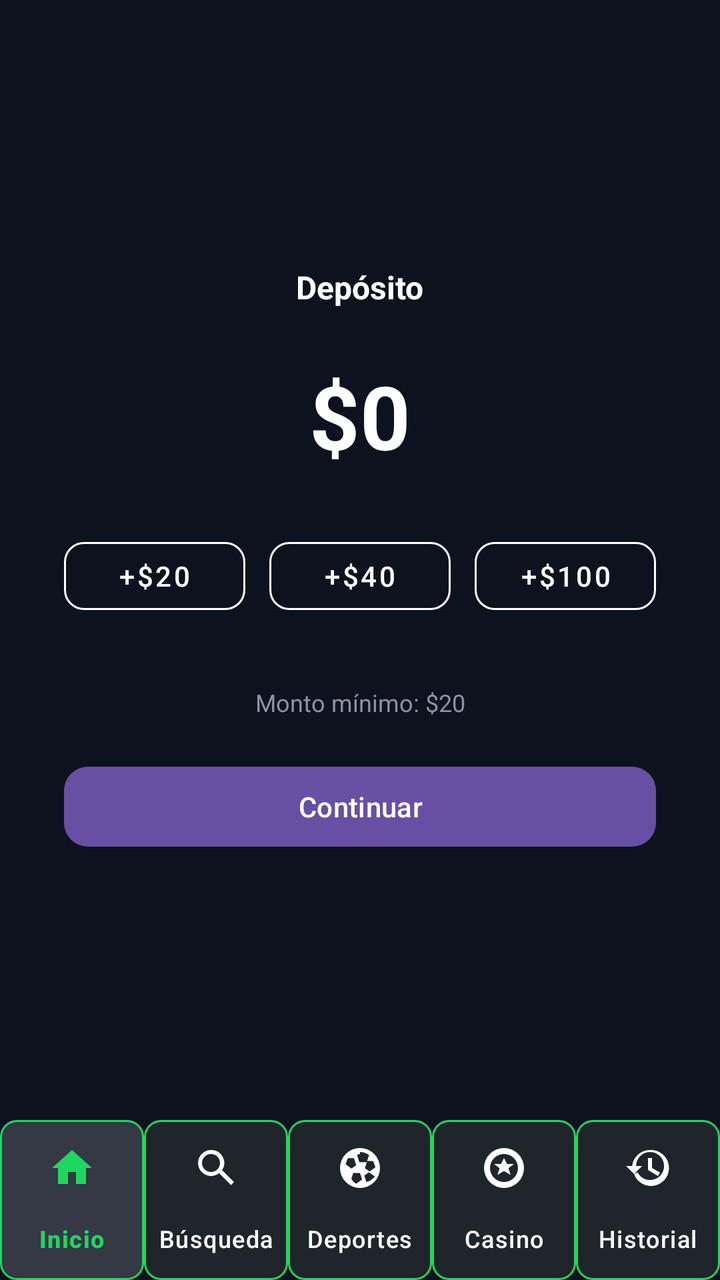
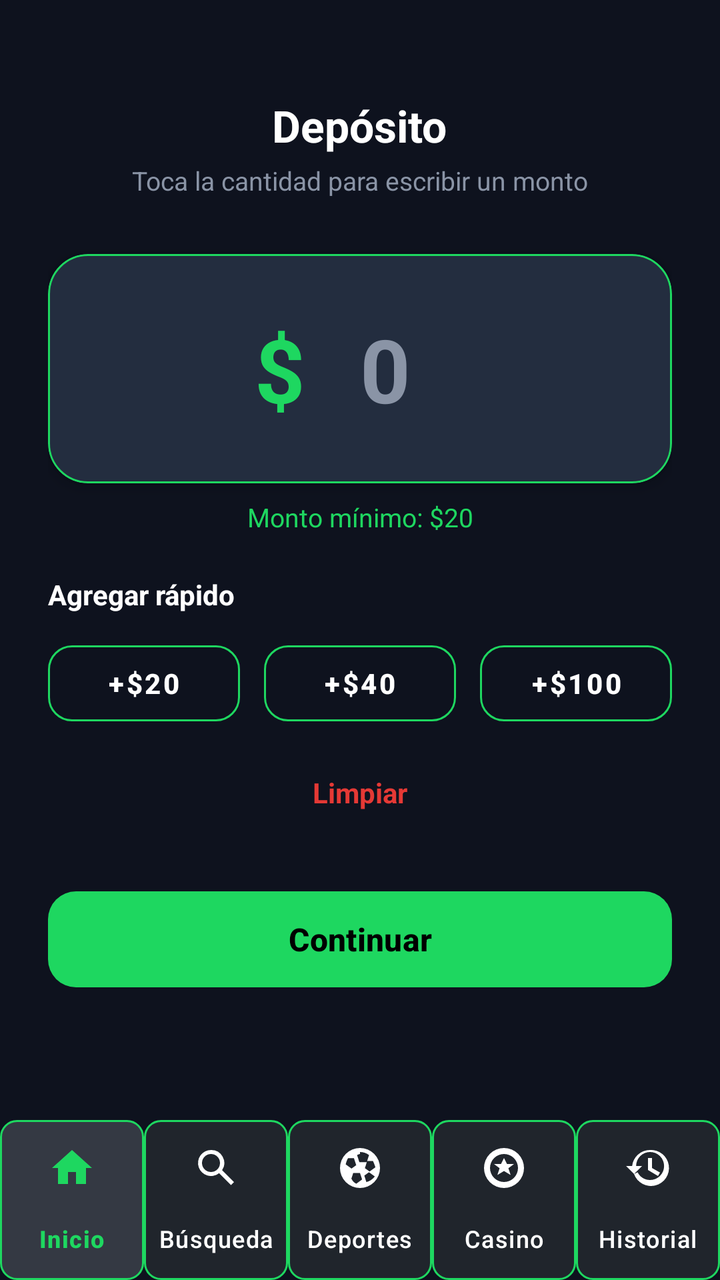

Before-and-after screenshots of an Android layout around one commit, followed by the original layout XML and the change that was made.
<!-- AndroidManifest.xml: application theme Theme.UDBET -->
<!-- res/layout/activity_monto.xml -->
<?xml version="1.0" encoding="utf-8"?>
<androidx.constraintlayout.widget.ConstraintLayout
    xmlns:android="http://schemas.android.com/apk/res/android"
    xmlns:app="http://schemas.android.com/apk/res-auto"
    android:layout_width="match_parent"
    android:layout_height="match_parent"
    android:background="@color/DarkBlue"
    android:fitsSystemWindows="true">

    <LinearLayout
        android:layout_width="0dp"
        android:layout_height="0dp"
        android:orientation="vertical"
        android:gravity="center"
        android:padding="32dp"
        app:layout_constraintTop_toTopOf="parent"
        app:layout_constraintBottom_toTopOf="@id/bottomNavigationMonto"
        app:layout_constraintStart_toStartOf="parent"
        app:layout_constraintEnd_toEndOf="parent">

        <TextView
            android:id="@+id/txtMontoTitulo"
            android:layout_width="wrap_content"
            android:layout_height="wrap_content"
            android:text="Depósito"
            android:textColor="@color/white"
            android:textSize="16sp"
            android:textStyle="bold"
            android:layout_marginBottom="24dp" />

        <TextView
            android:id="@+id/txtMonto"
            android:layout_width="wrap_content"
            android:layout_height="wrap_content"
            android:text="$0"
            android:textColor="@color/white"
            android:textSize="44sp"
            android:textStyle="bold"
            android:layout_marginBottom="28dp" />

        <LinearLayout
            android:layout_width="match_parent"
            android:layout_height="wrap_content"
            android:orientation="horizontal"
            android:layout_marginBottom="32dp">

            <com.google.android.material.button.MaterialButton
                android:id="@+id/btnMas20"
                style="@style/Widget.MaterialComponents.Button.OutlinedButton"
                android:layout_width="0dp"
                android:layout_height="46dp"
                android:layout_weight="1"
                android:layout_marginEnd="6dp"
                android:text="+$20"
                android:textColor="@color/white"
                app:strokeColor="@color/white"
                app:cornerRadius="10dp" />

            <com.google.android.material.button.MaterialButton
                android:id="@+id/btnMas40"
                style="@style/Widget.MaterialComponents.Button.OutlinedButton"
                android:layout_width="0dp"
                android:layout_height="46dp"
                android:layout_weight="1"
                android:layout_marginHorizontal="6dp"
                android:text="+$40"
                android:textColor="@color/white"
                app:strokeColor="@color/white"
                app:cornerRadius="10dp" />

            <com.google.android.material.button.MaterialButton
                android:id="@+id/btnMas100"
                style="@style/Widget.MaterialComponents.Button.OutlinedButton"
                android:layout_width="0dp"
                android:layout_height="46dp"
                android:layout_weight="1"
                android:layout_marginStart="6dp"
                android:text="+$100"
                android:textColor="@color/white"
                app:strokeColor="@color/white"
                app:cornerRadius="10dp" />
        </LinearLayout>

        <TextView
            android:layout_width="match_parent"
            android:layout_height="wrap_content"
            android:text="Monto mínimo: $20"
            android:textColor="@color/TextHint"
            android:textSize="12sp"
            android:gravity="center"
            android:layout_marginBottom="20dp" />

        <com.google.android.material.button.MaterialButton
            android:id="@+id/btnContinuarMonto"
            android:layout_width="match_parent"
            android:layout_height="wrap_content"
            android:text="Continuar"
            app:cornerRadius="12dp" />

    </LinearLayout>

    <com.google.android.material.bottomnavigation.BottomNavigationView
        android:id="@+id/bottomNavigationMonto"
        android:layout_width="0dp"
        android:layout_height="wrap_content"
        android:background="@color/DarkBlue"
        android:elevation="8dp"
        app:itemBackground="@drawable/nav_item_background"
        app:itemIconTint="@color/nav_item_color"
        app:itemTextColor="@color/nav_item_color"
        app:itemRippleColor="@android:color/transparent"
        app:itemHorizontalTranslationEnabled="false"
        app:labelVisibilityMode="labeled"
        app:menu="@menu/bottom_nav_menu"
        app:layout_constraintBottom_toBottomOf="parent"
        app:layout_constraintStart_toStartOf="parent"
        app:layout_constraintEnd_toEndOf="parent" />

</androidx.constraintlayout.widget.ConstraintLayout>
<!-- resources referenced by this layout -->
<resources>
  <color name="DarkBlue">#0E121E</color>
  <color name="TextHint">#8A94A6</color>
  <color name="white">#FFFFFFFF</color>
  <!-- drawable nav_item_background (drawable) -->
  <?xml version="1.0" encoding="utf-8"?>
  <selector xmlns:android="http://schemas.android.com/apk/res/android">
  
      
      <item android:state_checked="true">
  
          <shape android:shape="rectangle">
  
              <solid android:color="#343943" />
  
              <stroke
                  android:width="1dp"
                  android:color="@color/Green" />
  
              <corners android:radius="8dp" />
  
          </shape>
  
      </item>
  
      
      <item>
  
          <shape android:shape="rectangle">
  
              <solid android:color="#20252C" />
  
              <stroke
                  android:width="1dp"
                  android:color="@color/Green" />
  
              <corners android:radius="8dp" />
  
          </shape>
  
      </item>
  
  </selector>
  <style name="Theme.UDBET" parent="Base.Theme.UDBET">
          <item name="android:textColorPrimary">@color/white</item>
          <item name="android:textColorSecondary">@color/Green</item>
      </style>
  <color name="Green">#1ED760</color>
  <style name="Base.Theme.UDBET" parent="Theme.Material3.DayNight.NoActionBar">
          <item name="android:windowLightStatusBar">true</item>
          <item name="android:statusBarColor">@color/DarkBlue</item>
      </style>
</resources>

<!-- the commit's change to res/layout/activity_monto.xml (unified diff, before → after) -->
@@ -7,97 +7,183 @@
     android:background="@color/DarkBlue"
     android:fitsSystemWindows="true">
 
-    <LinearLayout
+    <androidx.core.widget.NestedScrollView
         android:layout_width="0dp"
         android:layout_height="0dp"
-        android:orientation="vertical"
-        android:gravity="center"
-        android:padding="32dp"
+        android:fillViewport="true"
+        android:clipToPadding="false"
         app:layout_constraintTop_toTopOf="parent"
         app:layout_constraintBottom_toTopOf="@id/bottomNavigationMonto"
         app:layout_constraintStart_toStartOf="parent"
         app:layout_constraintEnd_toEndOf="parent">
 
-        <TextView
-            android:id="@+id/txtMontoTitulo"
-            android:layout_width="wrap_content"
-            android:layout_height="wrap_content"
-            android:text="Depósito"
-            android:textColor="@color/white"
-            android:textSize="16sp"
-            android:textStyle="bold"
-            android:layout_marginBottom="24dp" />
-
-        <TextView
-            android:id="@+id/txtMonto"
-            android:layout_width="wrap_content"
-            android:layout_height="wrap_content"
-            android:text="$0"
-            android:textColor="@color/white"
-            android:textSize="44sp"
-            android:textStyle="bold"
-            android:layout_marginBottom="28dp" />
-
         <LinearLayout
             android:layout_width="match_parent"
             android:layout_height="wrap_content"
-            android:orientation="horizontal"
-            android:layout_marginBottom="32dp">
+            android:orientation="vertical"
+            android:gravity="center_horizontal"
+            android:padding="24dp">
+
+            <TextView
+                android:id="@+id/txtMontoTitulo"
+                android:layout_width="wrap_content"
+                android:layout_height="wrap_content"
+                android:layout_marginTop="24dp"
+                android:text="Depósito"
+                android:textColor="@color/white"
+                android:textSize="22sp"
+                android:textStyle="bold" />
+
+            <TextView
+                android:layout_width="wrap_content"
+                android:layout_height="wrap_content"
+                android:layout_marginTop="4dp"
+                android:layout_marginBottom="28dp"
+                android:text="Toca la cantidad para escribir un monto"
+                android:textColor="@color/TextHint"
+                android:textSize="13sp" />
+
+            
+            <com.google.android.material.card.MaterialCardView
+                android:id="@+id/cardMonto"
+                android:layout_width="match_parent"
+                android:layout_height="wrap_content"
+                android:layout_marginBottom="8dp"
+                app:cardBackgroundColor="@color/CardBackground"
+                app:cardCornerRadius="20dp"
+                app:cardElevation="4dp"
+                app:strokeColor="@color/Green"
+                app:strokeWidth="1dp">
+
+                <LinearLayout
+                    android:layout_width="match_parent"
+                    android:layout_height="wrap_content"
+                    android:gravity="center"
+                    android:orientation="horizontal"
+                    android:paddingHorizontal="20dp"
+                    android:paddingVertical="28dp">
+
+                    <TextView
+                        android:layout_width="wrap_content"
+                        android:layout_height="wrap_content"
+                        android:text="$"
+                        android:textColor="@color/Green"
+                        android:textSize="44sp"
+                        android:textStyle="bold" />
+
+                    <EditText
+                        android:id="@+id/editMonto"
+                        android:layout_width="wrap_content"
+                        android:layout_height="wrap_content"
+                        android:minWidth="80dp"
+                        android:background="@null"
+                        android:gravity="center"
+                        android:hint="0"
+                        android:imeOptions="actionDone"
+                        android:importantForAutofill="no"
+                        android:inputType="numberDecimal"
+                        android:maxLength="9"
+                        android:padding="0dp"
+                        android:textColor="@color/white"
+                        android:textColorHint="@color/TextHint"
+                        android:textCursorDrawable="@null"
+                        android:textSize="44sp"
+                        android:textStyle="bold" />
+                </LinearLayout>
+            </com.google.android.material.card.MaterialCardView>
+
+            
+            <TextView
+                android:id="@+id/txtErrorMonto"
+                android:layout_width="match_parent"
+                android:layout_height="wrap_content"
+                android:layout_marginBottom="20dp"
+                android:gravity="center"
+                android:minHeight="18dp"
+                android:text="Monto mínimo: $20"
+                android:textColor="@color/GreenAccent"
+                android:textSize="13sp" />
+
+            <TextView
+                android:layout_width="match_parent"
+                android:layout_height="wrap_content"
+                android:layout_marginBottom="10dp"
+                android:text="Agregar rápido"
+                android:textColor="@color/white"
+                android:textSize="14sp"
+                android:textStyle="bold" />
+
+            <LinearLayout
+                android:layout_width="match_parent"
+                android:layout_height="wrap_content"
+                android:layout_marginBottom="12dp"
+                android:orientation="horizontal">
+
+                <com.google.android.material.button.MaterialButton
+                    android:id="@+id/btnMas20"
+                    style="@style/Widget.MaterialComponents.Button.OutlinedButton"
+                    android:layout_width="0dp"
+                    android:layout_height="50dp"
+                    android:layout_marginEnd="6dp"
+                    android:layout_weight="1"
+                    android:text="+$20"
+                    android:textColor="@color/white"
+                    android:textStyle="bold"
+                    app:cornerRadius="12dp"
+                    app:strokeColor="@color/Green" />
+
+                <com.google.android.material.button.MaterialButton
+                    android:id="@+id/btnMas40"
+                    style="@style/Widget.MaterialComponents.Button.OutlinedButton"
+                    android:layout_width="0dp"
+                    android:layout_height="50dp"
+                    android:layout_marginHorizontal="6dp"
+                    android:layout_weight="1"
+                    android:text="+$40"
+                    android:textColor="@color/white"
+                    android:textStyle="bold"
+                    app:cornerRadius="12dp"
+                    app:strokeColor="@color/Green" />
+
+                <com.google.android.material.button.MaterialButton
+                    android:id="@+id/btnMas100"
+                    style="@style/Widget.MaterialComponents.Button.OutlinedButton"
+                    android:layout_width="0dp"
+                    android:layout_height="50dp"
+                    android:layout_marginStart="6dp"
+                    android:layout_weight="1"
+                    android:text="+$100"
+                    android:textColor="@color/white"
+                    android:textStyle="bold"
+                    app:cornerRadius="12dp"
+                    app:strokeColor="@color/Green" />
+            </LinearLayout>
+
+            <TextView
+                android:id="@+id/btnLimpiarMonto"
+                android:layout_width="wrap_content"
+                android:layout_height="wrap_content"
+                android:layout_gravity="center_horizontal"
+                android:layout_marginBottom="28dp"
+                android:padding="8dp"
+                android:text="Limpiar"
+                android:textColor="#E53935"
+                android:textStyle="bold" />
 
             <com.google.android.material.button.MaterialButton
-                android:id="@+id/btnMas20"
-                style="@style/Widget.MaterialComponents.Button.OutlinedButton"
-                android:layout_width="0dp"
-                android:layout_height="46dp"
-                android:layout_weight="1"
-                android:layout_marginEnd="6dp"
-                android:text="+$20"
-                android:textColor="@color/white"
-                app:strokeColor="@color/white"
-                app:cornerRadius="10dp" />
-
-            <com.google.android.material.button.MaterialButton
-                android:id="@+id/btnMas40"
-                style="@style/Widget.MaterialComponents.Button.OutlinedButton"
-                android:layout_width="0dp"
-                android:layout_height="46dp"
-                android:layout_weight="1"
-                android:layout_marginHorizontal="6dp"
-                android:text="+$40"
-                android:textColor="@color/white"
-                app:strokeColor="@color/white"
-                app:cornerRadius="10dp" />
-
-            <com.google.android.material.button.MaterialButton
-                android:id="@+id/btnMas100"
-                style="@style/Widget.MaterialComponents.Button.OutlinedButton"
-                android:layout_width="0dp"
-                android:layout_height="46dp"
-                android:layout_weight="1"
-                android:layout_marginStart="6dp"
-                android:text="+$100"
-                android:textColor="@color/white"
-                app:strokeColor="@color/white"
-                app:cornerRadius="10dp" />
+                android:id="@+id/btnContinuarMonto"
+                android:layout_width="match_parent"
+                android:layout_height="56dp"
+                android:enabled="false"
+                android:text="Continuar"
+                android:textColor="@android:color/black"
+                android:textSize="16sp"
+                android:textStyle="bold"
+                app:backgroundTint="@color/Green"
+                app:cornerRadius="14dp" />
+
         </LinearLayout>
-
-        <TextView
-            android:layout_width="match_parent"
-            android:layout_height="wrap_content"
-            android:text="Monto mínimo: $20"
-            android:textColor="@color/TextHint"
-            android:textSize="12sp"
-            android:gravity="center"
-            android:layout_marginBottom="20dp" />
-
-        <com.google.android.material.button.MaterialButton
-            android:id="@+id/btnContinuarMonto"
-            android:layout_width="match_parent"
-            android:layout_height="wrap_content"
-            android:text="Continuar"
-            app:cornerRadius="12dp" />
-
-    </LinearLayout>
+    </androidx.core.widget.NestedScrollView>
 
     <com.google.android.material.bottomnavigation.BottomNavigationView
         android:id="@+id/bottomNavigationMonto"
<!-- resource entries referenced after the edit -->
@@ -1,5 +1,6 @@
 <!-- resources referenced by this layout -->
 <resources>
+  <color name="CardBackground">#232D3F</color>
   <color name="DarkBlue">#0E121E</color>
   <color name="TextHint">#8A94A6</color>
   <color name="white">#FFFFFFFF</color>
@@ -47,6 +48,7 @@
           <item name="android:textColorSecondary">@color/Green</item>
       </style>
   <color name="Green">#1ED760</color>
+  <color name="GreenAccent">#1ED760</color>
   <style name="Base.Theme.UDBET" parent="Theme.Material3.DayNight.NoActionBar">
           <item name="android:windowLightStatusBar">true</item>
           <item name="android:statusBarColor">@color/DarkBlue</item>
